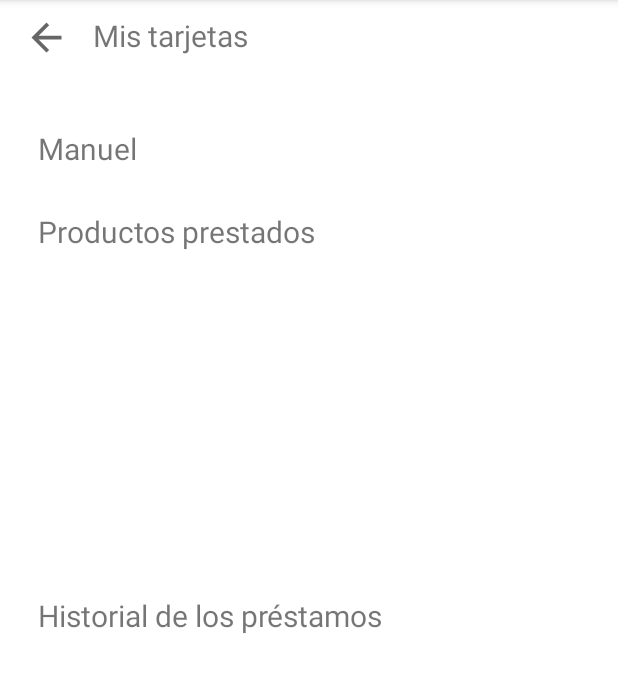
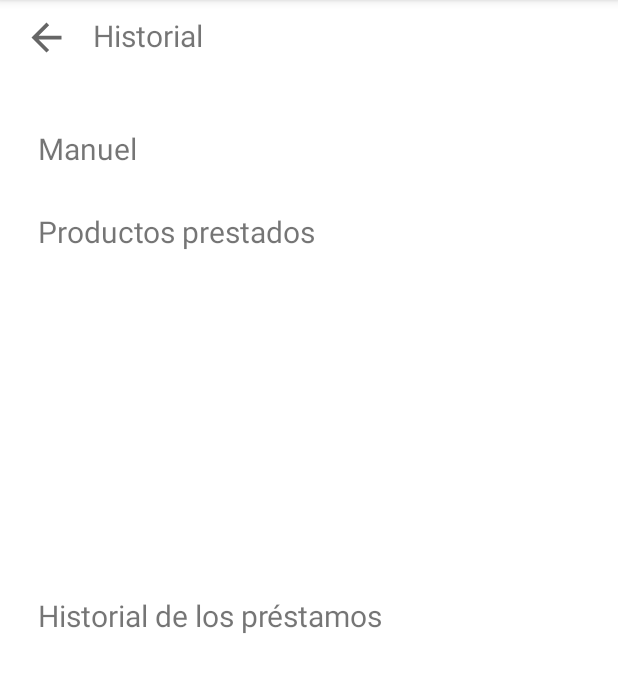
Before and after one commit to NallelyRAM/Pestamos_Faciles, an Android app: the Historial screen opened directly, with no data from a screen before it, on a phone screen of 412 x 824 dp, the part 84-761 px from its top. Run offline under Robolectric (Android 15) with nearby library versions, the light colour scheme and no system bars.

Commit message:
Se elimino la pantalla perfil y se agrego la pantalla Historial

```diff
--- a/app/src/main/AndroidManifest.xml
+++ b/app/src/main/AndroidManifest.xml
@@ -11,6 +11,9 @@
         android:supportsRtl="true"
         android:theme="@style/Theme.PrestamosFaciles"
         tools:targetApi="31">
+        <activity
+            android:name=".Historial"
+            android:exported="false" />
         <activity
             android:name=".perfil"
             android:exported="false" />
--- a/app/src/main/java/mx/itson/edu/prestamosfaciles/perfil.kt
+++ b/app/src/main/java/mx/itson/edu/prestamosfaciles/Historial.kt
@@ -3,9 +3,9 @@ package mx.itson.edu.prestamosfaciles
 import androidx.appcompat.app.AppCompatActivity
 import android.os.Bundle
 
-class perfil : AppCompatActivity() {
+class Historial : AppCompatActivity() {
     override fun onCreate(savedInstanceState: Bundle?) {
         super.onCreate(savedInstanceState)
-        setContentView(R.layout.activity_perfil)
+        setContentView(R.layout.activity_historial)
     }
 }
--- a/app/src/main/res/layout/activity_perfil.xml
+++ b/app/src/main/res/layout/activity_historial.xml
@@ -4,9 +4,8 @@
     xmlns:tools="http://schemas.android.com/tools"
     android:layout_width="match_parent"
     android:layout_height="match_parent"
-    tools:context=".perfil"
-    android:orientation="vertical">
-
+    android:orientation="vertical"
+    tools:context=".Historial">
     <LinearLayout
         android:layout_width="match_parent"
         android:layout_marginTop="10dp"
@@ -23,8 +22,8 @@
         <TextView
             android:layout_width="350dp"
             android:layout_height="50dp"
-            android:textSize="20sp"
-            android:text="Mis tarjetas"/>
+            android:text="Historial"
+            android:textSize="20sp" />
     </LinearLayout>
 
     <TextView
```
